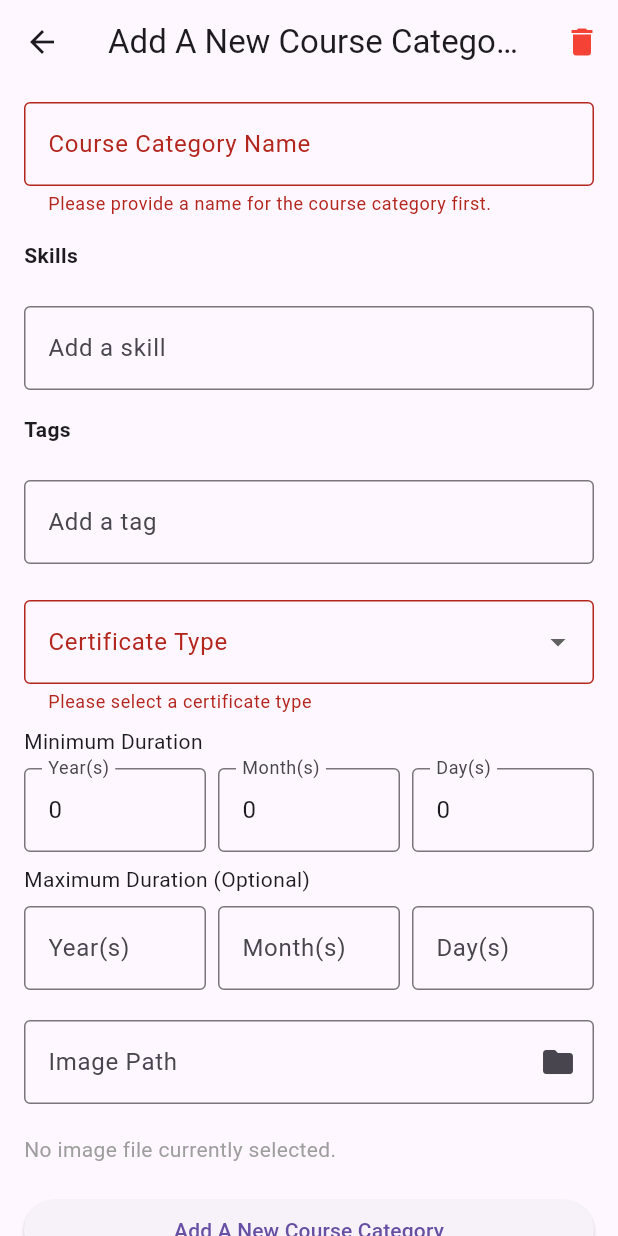
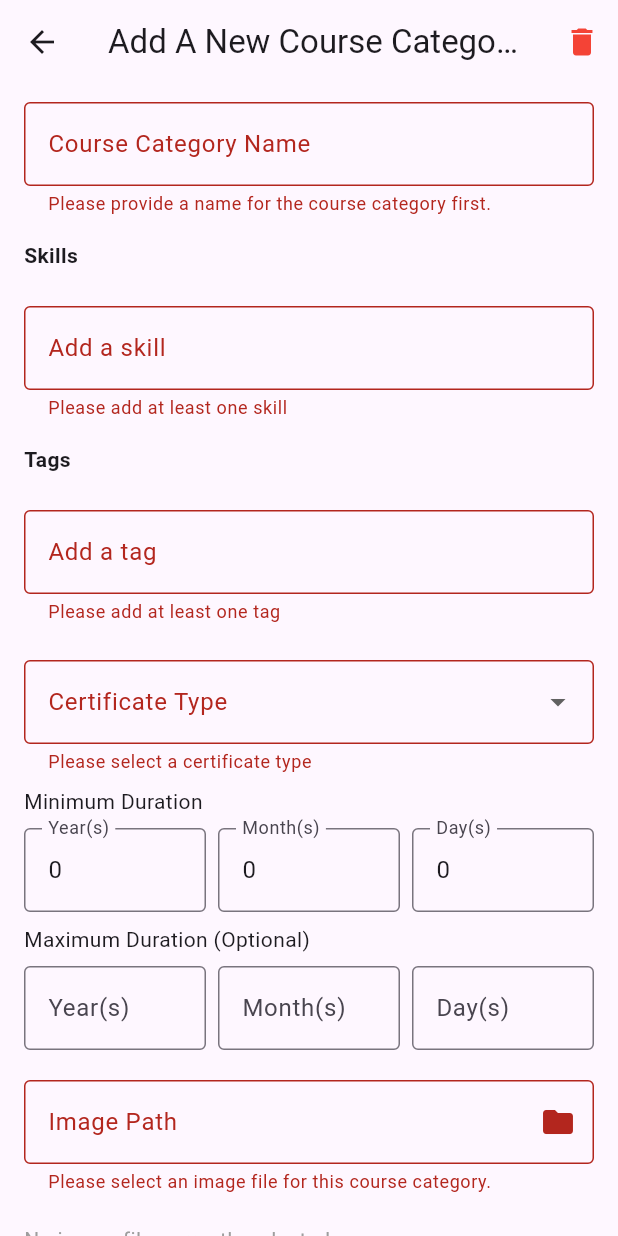
Before and after one commit to Araya05s/Skill_Nova, a Flutter app: the AddCourseCategoryScreen screen opened directly, after a tap on "Add A New Course Category", on a phone screen of 412 x 824 dp. Run offline on Flutter 3.47's test engine with Material 3 defaults, Android fonts, the light colour scheme and no system bars; our stand-ins replace file_picker, sqflite; accounts and stored records are empty.

Commit message:
CRUD feature for Course Categories FULLY IMPLEMENTED, gonna work on the other resources

```diff
--- a/skill_nova_app/lib/models/course_category.dart
+++ b/skill_nova_app/lib/models/course_category.dart
@@ -6,7 +6,6 @@ import 'package:skill_nova_app/models/custom/CustomDuration.dart';
 const String courseCategoriesTable = 'course_categories';
 
 class CourseCategoryFields {
-
   static final List<String> values = [
     id,
     title,
@@ -39,27 +38,40 @@ class CourseCategory {
   final List<String> tags;
   final String image;
 
-  const CourseCategory({
-    this.id,
+  const CourseCategory(
+      {this.id,
       required this.title,
       required this.skills,
       required this.lowerDuration,
       required this.upperDuration,
       required this.certificateType,
       required this.tags,
-    required this.image
-  });
+      required this.image});
 
-  CourseCategory copy({
-    int? id,
+  String getDuration() {
+    final String minimum = lowerDuration.toStringTopper();
+    final String maximum = upperDuration.toStringTopper();
+
+    if (minimum == maximum) return minimum;
+
+    final String commonUnit = minimum.replaceAll(RegExp(r'[\s\d]'), '');
+    if (commonUnit == maximum.replaceAll(RegExp(r'[\s\d]'), '')) {
+      return '${int.parse(minimum.replaceAll(RegExp(r'\D'), ''))} - $maximum';
+    }
+
+    return '$minimum - $maximum';
+  }
+
+  CourseCategory copy(
+          {int? id,
           String? title,
           List<String>? skills,
           CustomDuration? lowerDuration,
           CustomDuration? upperDuration,
           String? certificateType,
           List<String>? tags,
-    String? image
-  }) => CourseCategory(
+          String? image}) =>
+      CourseCategory(
           id: id ?? this.id,
           title: title ?? this.title,
           skills: skills ?? this.skills,
@@ -67,8 +79,7 @@ class CourseCategory {
           upperDuration: upperDuration ?? this.upperDuration,
           certificateType: certificateType ?? this.certificateType,
           tags: tags ?? this.tags,
-    image: image ?? this.image
-  );
+          image: image ?? this.image);
 
   Map<String, dynamic> toMap() {
     return <String, dynamic>{
@@ -85,14 +96,18 @@ class CourseCategory {
 
   factory CourseCategory.fromMap(Map<String, dynamic> map) {
     return CourseCategory(
-      id: map[CourseCategoryFields.id] != null ? map[CourseCategoryFields.id] as int : null,
+        id: map[CourseCategoryFields.id] != null
+            ? map[CourseCategoryFields.id] as int
+            : null,
         title: map[CourseCategoryFields.title] as String,
-      skills: List<String>.from(json.decode(map[CourseCategoryFields.skills])),
-      lowerDuration: CustomDuration.fromString(map[CourseCategoryFields.lowerDuration] as String),
-      upperDuration: CustomDuration.fromString(map[CourseCategoryFields.upperDuration] as String),
+        skills:
+            List<String>.from(json.decode(map[CourseCategoryFields.skills])),
+        lowerDuration: CustomDuration.fromString(
+            map[CourseCategoryFields.lowerDuration] as String),
+        upperDuration: CustomDuration.fromString(
+            map[CourseCategoryFields.upperDuration] as String),
         certificateType: map[CourseCategoryFields.certificateType] as String,
         tags: List<String>.from(json.decode(map[CourseCategoryFields.tags])),
-      image: map[CourseCategoryFields.image] as String
-    );
+        image: map[CourseCategoryFields.image] as String);
   }
 }
--- a/skill_nova_app/lib/source/Adder/Adding_Category.dart
+++ b/skill_nova_app/lib/source/Adder/Adding_Category.dart
@@ -37,6 +37,9 @@ class _AddCourseCategoryScreenState extends State<AddCourseCategoryScreen> {
   late final TextEditingController _upperYearsController;
   late final TextEditingController _upperMonthsController;
   late final TextEditingController _upperDaysController;
+
+  bool _skillsValidated = false;
+  bool _tagsValidated = false;
 
   @override
   void initState() {
@@ -117,7 +120,7 @@ class _AddCourseCategoryScreenState extends State<AddCourseCategoryScreen> {
     } else {
       ScaffoldMessenger.of(context).showSnackBar(
         const SnackBar(
-            content: Text('No image file selected for this course category.')),
+            content: Text('Image file selection cancelled for this course category.')),
       );
     }
   }
@@ -188,7 +191,50 @@ class _AddCourseCategoryScreenState extends State<AddCourseCategoryScreen> {
     await SkillNovaDatabase.instance.updateCourseCategory(courseCategory);
   }
 
-  @override
+  String? _validateMinimumDuration(String? value, String label) {
+    if (value == null || value.isEmpty) {
+      return 'Please provide a value for $label.';
+    }
+    if (int.tryParse(value) == null || int.parse(value) < 0) {
+      return '$label must be a non-negative number.';
+    }
+    return null;
+  }
+
+  String? _validateMaximumDuration(String? value, String label) {
+    if (value != null && value.isNotEmpty) {
+      if (int.tryParse(value) == null || int.parse(value) < 0) {
+        return '$label must be a non-negative number.';
+      }
+
+      final int minYears = int.parse(_lowerYearsController.text.isEmpty
+          ? '0'
+          : _lowerYearsController.text);
+      final int minMonths = int.parse(_lowerMonthsController.text.isEmpty
+          ? '0'
+          : _lowerMonthsController.text);
+      final int minDays = int.parse(
+          _lowerDaysController.text.isEmpty ? '0' : _lowerDaysController.text);
+
+      final int maxYears = int.parse(_upperYearsController.text.isEmpty
+          ? '0'
+          : _upperYearsController.text);
+      final int maxMonths = int.parse(_upperMonthsController.text.isEmpty
+          ? '0'
+          : _upperMonthsController.text);
+      final int maxDays = int.parse(
+          _upperDaysController.text.isEmpty ? '0' : _upperDaysController.text);
+
+      final int totalMinDays = (minYears * 365) + (minMonths * 30) + minDays;
+      final int totalMaxDays = (maxYears * 365) + (maxMonths * 30) + maxDays;
+
+      if (totalMaxDays < totalMinDays) {
+        return 'Maximum duration cannot be less than the minimum duration.';
+      }
+    }
+    return null;
+  }
+
 
   /// Builds the UI for adding a new course category, including input fields for
   /// title, skills, tags, certificate type, duration, and image selection.
@@ -196,7 +242,7 @@ class _AddCourseCategoryScreenState extends State<AddCourseCategoryScreen> {
   /// category to the database. Displays the selected image and allows its removal.
   /// Includes an AppBar with a delete icon, a scrollable form, and a button to
   /// add the course category.
-
+  @override
   Widget build(BuildContext context) {
     return Scaffold(
       appBar: AppBar(
@@ -275,8 +321,11 @@ class _AddCourseCategoryScreenState extends State<AddCourseCategoryScreen> {
                           _skillController.clear();
                         }
                       },
-                      decoration: const InputDecoration(
+                      decoration: InputDecoration(
                         labelText: 'Add a skill',
+                        errorText: _skillsValidated
+                            ? "Please add at least one skill"
+                            : null,
                         border: OutlineInputBorder(),
                       ),
                     ),
@@ -315,8 +364,11 @@ class _AddCourseCategoryScreenState extends State<AddCourseCategoryScreen> {
                           _tagController.clear();
                         }
                       },
-                      decoration: const InputDecoration(
+                      decoration: InputDecoration(
                         labelText: 'Add a tag',
+                        errorText: _tagsValidated
+                            ? "Please add at least one tag"
+                            : null,
                         border: OutlineInputBorder(),
                       ),
                     ),
@@ -370,6 +422,7 @@ class _AddCourseCategoryScreenState extends State<AddCourseCategoryScreen> {
                             inputFormatters: [
                               FilteringTextInputFormatter.digitsOnly,
                             ],
+                            validator: (value) => _validateMinimumDuration(value, 'Minimum Years')
                           ),
                         ),
                         const SizedBox(width: 8),
@@ -396,6 +449,7 @@ class _AddCourseCategoryScreenState extends State<AddCourseCategoryScreen> {
                                 return newValue;
                               })
                             ],
+                            validator: (value) => _validateMinimumDuration(value, 'Minimum Months')
                           ),
                         ),
                         const SizedBox(width: 8),
@@ -422,6 +476,7 @@ class _AddCourseCategoryScreenState extends State<AddCourseCategoryScreen> {
                                 return newValue;
                               })
                             ],
+                            validator: (value) => _validateMinimumDuration(value, 'Minimum Days'),
                           ),
                         ),
                       ],
@@ -452,6 +507,7 @@ class _AddCourseCategoryScreenState extends State<AddCourseCategoryScreen> {
                                   lowerDaysController: _lowerDaysController,
                                   unit: 'year')*/
                             ],
+                            validator: (value) => _validateMaximumDuration(value, 'Maximum Years'),
                           ),
                         ),
                         const SizedBox(width: 8),
@@ -483,6 +539,7 @@ class _AddCourseCategoryScreenState extends State<AddCourseCategoryScreen> {
                                   lowerDaysController: _lowerDaysController,
                                   unit: 'month')*/
                             ],
+                            validator: (value) => _validateMaximumDuration(value, 'Maximum Months'),
                           ),
                         ),
                         const SizedBox(width: 8),
@@ -514,6 +571,7 @@ class _AddCourseCategoryScreenState extends State<AddCourseCategoryScreen> {
                                   lowerDaysController: _lowerDaysController,
                                   unit: 'day')*/
                             ],
+                            validator: (value) => _validateMaximumDuration(value, 'Maximum Days'),
                           ),
                         ),
                       ],
@@ -532,6 +590,12 @@ class _AddCourseCategoryScreenState extends State<AddCourseCategoryScreen> {
                       onPressed: _pickAndCopyImage,
                     ),
                   ),
+                  validator: (value) {
+                    if (value!.isEmpty && _selectedImage == null) {
+                      return 'Please select an image file for this course category.';
+                    }
+                    return null;
+                  },
                 ),
                 const SizedBox(height: 20),
                 _selectedImage != null
@@ -569,7 +633,12 @@ class _AddCourseCategoryScreenState extends State<AddCourseCategoryScreen> {
   }
 
   Future<void> addUpdateCourseCategory() async {
-    if (_formKey.currentState!.validate()) {
+    setState(() => _skillsValidated = _skills.isEmpty);
+    setState(() => _tagsValidated = _tags.isEmpty);
+
+    if (_formKey.currentState!.validate() &&
+        !_tagsValidated &&
+       !_skillsValidated) {
       _formKey.currentState!.save();
 
       final isUpdating = widget.courseCategory != null;
```
Also changed, not shown: skill_nova_app/lib/models/custom/CustomDuration.dart (+13 -7 lines), skill_nova_app/lib/source/widgets/course_category_list_tile.dart (+21 -8 lines). Lines whose indentation alone changed are shown as unchanged.
